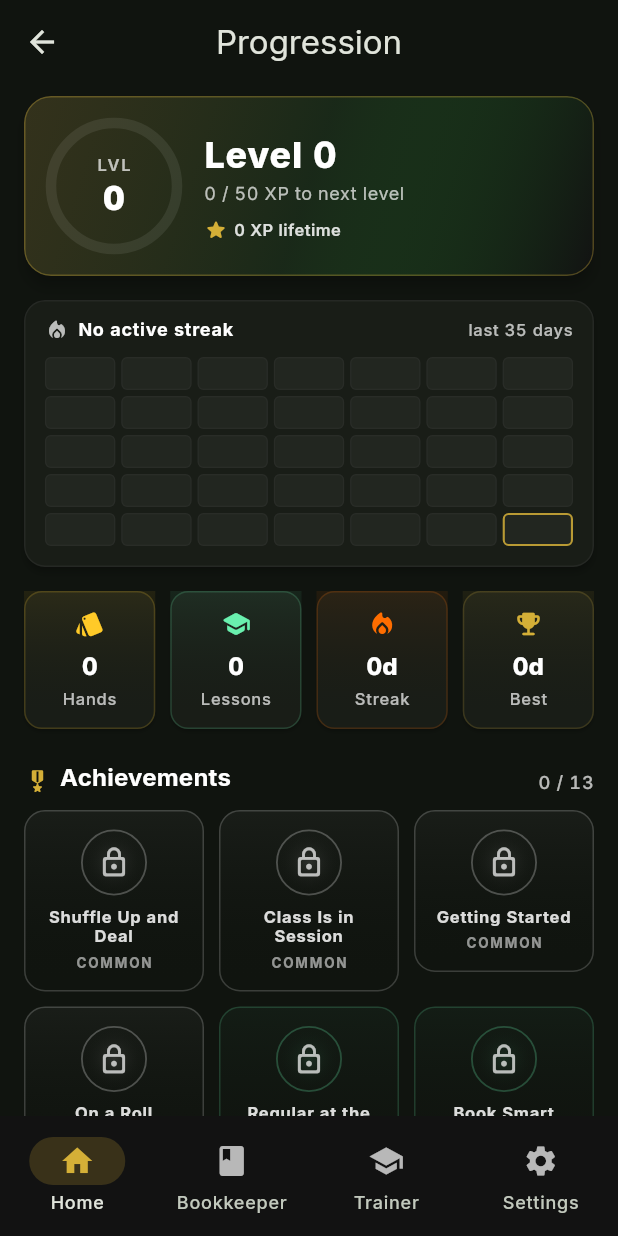
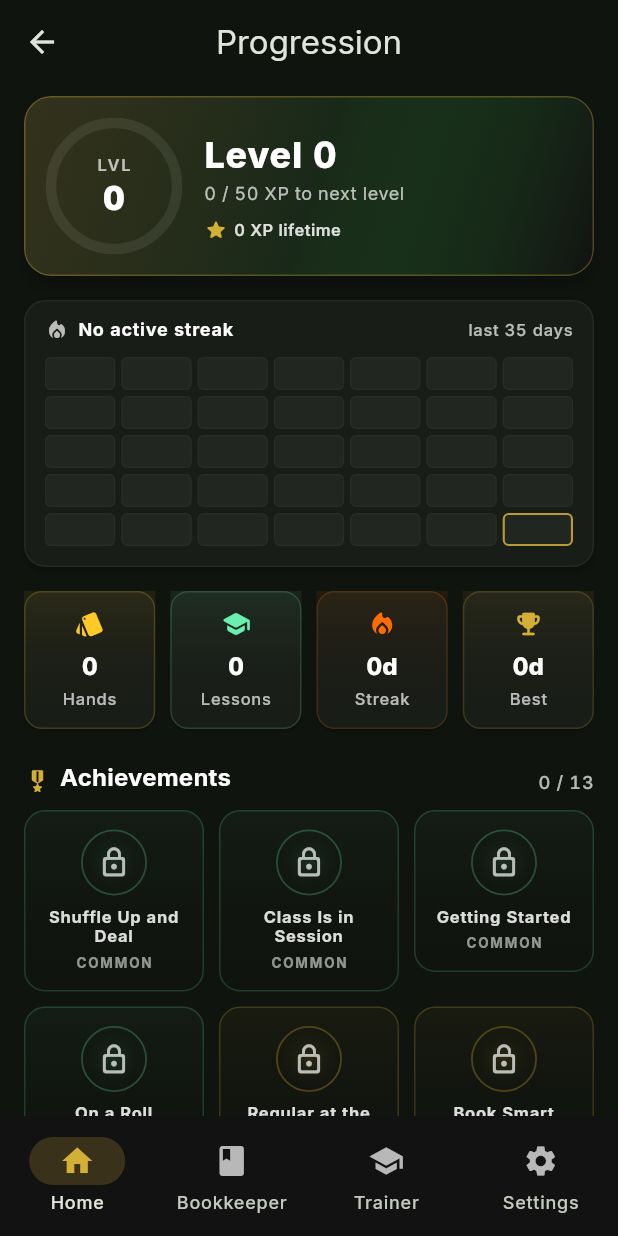
Before and after one commit to CosmonautJones/poker-pokr, a Flutter app: the ProgressionScreen screen opened by its route, on a phone screen of 412 x 824 dp. Run offline on Flutter 3.47's test engine with Material 3 defaults, Android fonts, the phone set to English and light mode, and no system bars; drawn by our look-alikes of flutter_animate; our stand-ins replace drift, drift_flutter, fl_chart, flutter_riverpod, go_router, shared_preferences; accounts and stored records are empty; generated files the repository leaves out were written again.

Commit message:
Unify rarity palette, tighten toast a11y + entry animation
Addresses reviewer feedback on the achievements feature:

- Extract rarity-to-color mapping onto AchievementRarity.color() so the
  tile, detail sheet, and unlock toast can never drift; common is now a
  single consistent shade instead of "muted gray in the grid, green in
  the toast".
- Add Semantics(liveRegion: true, label: ...) around the unlock toast so
  VoiceOver actually announces the celebration on unlock.
- Add Semantics hint on the achievement tile.
- Remove redundant SafeArea inside the overlay's Positioned.
- Stable-sort the serialized achievement id arrays so on-disk JSON
  diffs aren't churned by Set iteration order.
- Equality-by-id on Achievement; cheap list diffing for listeners.
- Progression-screen entry animations now play only on first mount;
  subsequent rebuilds from XP gains / mid-view unlocks don't re-fade.
- Tiered streak headline on the home progression card ("keep your N-day
  streak", "streak reset", "start a daily streak") instead of the
  single "Play today to restart streak" regardless of state.

```diff
--- a/lib/core/progression/achievement.dart
+++ b/lib/core/progression/achievement.dart
@@ -1,5 +1,6 @@
 import 'package:flutter/material.dart';
 
+import '../theme/poker_theme.dart';
 import 'user_stats.dart';
 
 /// Rarity tier for an [Achievement]. Drives color, glow, and sort order in
@@ -16,6 +17,15 @@ enum AchievementRarity {
         AchievementRarity.rare => 'Rare',
         AchievementRarity.epic => 'Epic',
         AchievementRarity.legendary => 'Legendary',
+      };
+
+  /// Single source of truth for rarity → theme-color mapping. Used by the
+  /// tile, the unlock toast, and the detail sheet so they can never drift.
+  Color color(PokerTheme pt) => switch (this) {
+        AchievementRarity.common => pt.seatActiveBorder,
+        AchievementRarity.rare => pt.accent,
+        AchievementRarity.epic => pt.straddlePrimary,
+        AchievementRarity.legendary => pt.goldPrimary,
       };
 }
 
@@ -43,4 +53,14 @@ class Achievement {
     required this.rarity,
     required this.condition,
   });
+
+  /// Equality by id — the catalog guarantees ids are unique, so listeners
+  /// comparing `List<Achievement>` for diff purposes don't spuriously
+  /// re-fire just because two builds produced distinct instances.
+  @override
+  bool operator ==(Object other) =>
+      identical(this, other) || (other is Achievement && other.id == id);
+
+  @override
+  int get hashCode => id.hashCode;
 }
--- a/lib/core/progression/user_stats.dart
+++ b/lib/core/progression/user_stats.dart
@@ -109,8 +109,9 @@ class UserStats {
         'handsPlayed': handsPlayed,
         'lessonsCompleted': lessonsCompleted,
         'bestStreakDays': bestStreakDays,
-        'unlockedAchievementIds': unlockedAchievementIds.toList(),
-        'seenAchievementIds': seenAchievementIds.toList(),
+        // Sorted so on-disk JSON is stable — cleaner diffs, no churn on saves.
+        'unlockedAchievementIds': (unlockedAchievementIds.toList())..sort(),
+        'seenAchievementIds': (seenAchievementIds.toList())..sort(),
       };
 
   String encode() => jsonEncode(toJson());
--- a/lib/features/progression/presentation/progression_screen.dart
+++ b/lib/features/progression/presentation/progression_screen.dart
@@ -13,11 +13,21 @@ import 'widgets/streak_calendar.dart';
 /// Full-page progression dashboard: level header, XP ring, streak calendar,
 /// stat tiles, and the achievements grid. Reached via the home-screen
 /// progression card and the Settings → Progression section.
-class ProgressionScreen extends ConsumerWidget {
+class ProgressionScreen extends ConsumerStatefulWidget {
   const ProgressionScreen({super.key});
 
   @override
-  Widget build(BuildContext context, WidgetRef ref) {
+  ConsumerState<ProgressionScreen> createState() => _ProgressionScreenState();
+}
+
+class _ProgressionScreenState extends ConsumerState<ProgressionScreen> {
+  // Entry animations should only play on first mount. Subsequent rebuilds
+  // (XP gains, achievement unlocks while viewing) must not re-trigger the
+  // fade/slide — it reads as a flicker.
+  bool _didAnimateEntry = false;
+
+  @override
+  Widget build(BuildContext context) {
     final pt = context.poker;
     final stats = ref.watch(userStatsProvider);
 
@@ -28,6 +38,14 @@ class ProgressionScreen extends ConsumerWidget {
         .where((a) => !stats.unlockedAchievementIds.contains(a.id))
         .toList(growable: false);
 
+    final animate = !_didAnimateEntry;
+    // After this frame, subsequent rebuilds skip the entry animation.
+    if (animate) {
+      WidgetsBinding.instance.addPostFrameCallback((_) {
+        if (mounted) _didAnimateEntry = true;
+      });
+    }
+
     return Scaffold(
       appBar: AppBar(
         title: const Text('Progression'),
@@ -35,20 +53,11 @@ class ProgressionScreen extends ConsumerWidget {
       body: ListView(
         padding: const EdgeInsets.fromLTRB(16, 8, 16, 24),
         children: [
-          _LevelHeader(stats: stats)
-              .animate()
-              .fadeIn(duration: 300.ms)
-              .slideY(begin: 0.04, duration: 300.ms),
+          _maybeAnimate(_LevelHeader(stats: stats), animate, 0),
           const SizedBox(height: 16),
-          StreakCalendar(stats: stats)
-              .animate()
-              .fadeIn(duration: 300.ms, delay: 80.ms)
-              .slideY(begin: 0.04, duration: 300.ms, delay: 80.ms),
+          _maybeAnimate(StreakCalendar(stats: stats), animate, 80),
           const SizedBox(height: 16),
-          _StatsGrid(stats: stats)
-              .animate()
-              .fadeIn(duration: 300.ms, delay: 140.ms)
-              .slideY(begin: 0.04, duration: 300.ms, delay: 140.ms),
+          _maybeAnimate(_StatsGrid(stats: stats), animate, 140),
           const SizedBox(height: 20),
           _AchievementsSectionHeader(
             unlocked: unlockedDefs.length,
@@ -72,6 +81,18 @@ class ProgressionScreen extends ConsumerWidget {
         ],
       ),
     );
+  }
+
+  Widget _maybeAnimate(Widget child, bool animate, int delayMs) {
+    if (!animate) return child;
+    return child
+        .animate()
+        .fadeIn(duration: 300.ms, delay: Duration(milliseconds: delayMs))
+        .slideY(
+          begin: 0.04,
+          duration: 300.ms,
+          delay: Duration(milliseconds: delayMs),
+        );
   }
 }
 
--- a/lib/features/progression/presentation/widgets/achievement_tile.dart
+++ b/lib/features/progression/presentation/widgets/achievement_tile.dart
@@ -19,12 +19,13 @@ class AchievementTile extends ConsumerWidget {
   @override
   Widget build(BuildContext context, WidgetRef ref) {
     final pt = context.poker;
-    final color = _rarityColor(pt, achievement.rarity);
+    final color = achievement.rarity.color(pt);
     final borderAlpha = unlocked ? 0.55 : 0.18;
     final bgAlpha = unlocked ? 0.10 : 0.04;
 
     return Semantics(
       button: true,
+      hint: 'Opens achievement details.',
       label: unlocked
           ? '${achievement.title}, ${achievement.rarity.label} achievement, '
               'unlocked. ${achievement.description}.'
@@ -130,15 +131,6 @@ class AchievementTile extends ConsumerWidget {
   }
 }
 
-Color _rarityColor(PokerTheme pt, AchievementRarity rarity) {
-  return switch (rarity) {
-    AchievementRarity.common => pt.textMuted,
-    AchievementRarity.rare => pt.seatActiveBorder,
-    AchievementRarity.epic => pt.straddlePrimary,
-    AchievementRarity.legendary => pt.goldPrimary,
-  };
-}
-
 void _showDetailSheet(
   BuildContext context,
   Achievement achievement,
```
Also changed, not shown: lib/features/home/presentation/home_screen.dart (+18 -3 lines), lib/features/progression/presentation/widgets/achievement_unlock_overlay.dart (+5 -12 lines), 2 other files.
